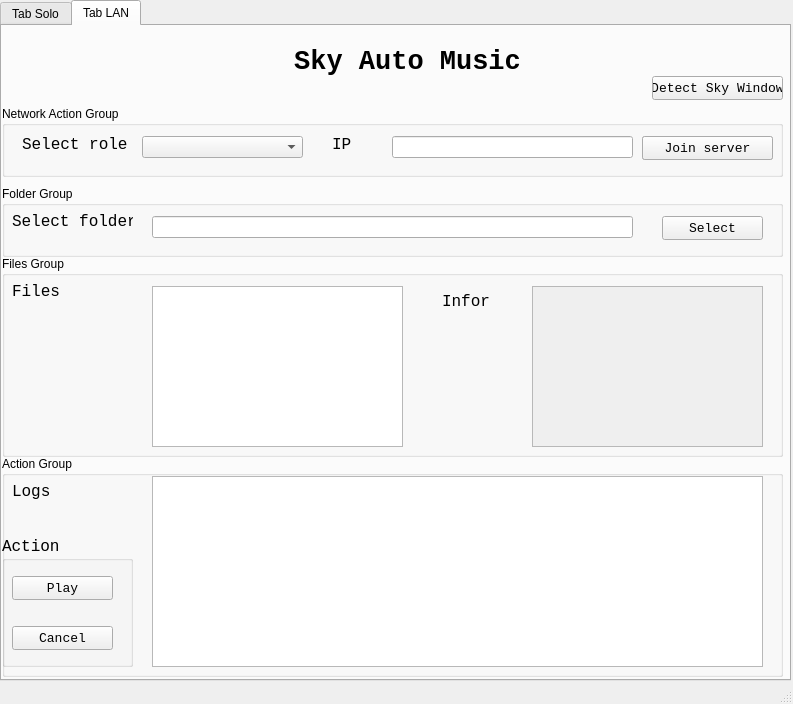
Old version of the form demo.ui in the repository Infinity9591/SkyMusicPlayer.
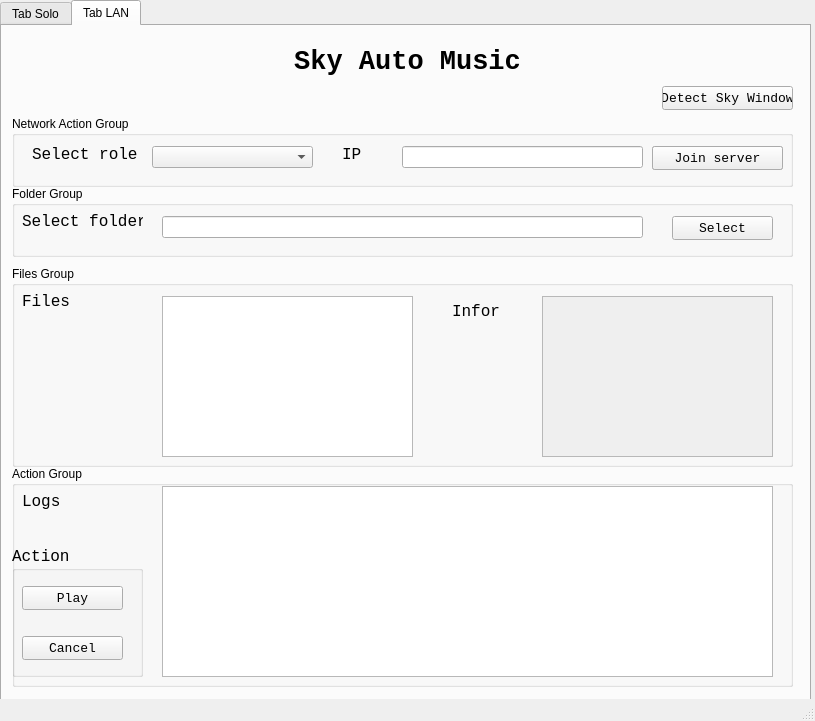
New version of the form.

Commit message: feature : adjust ui add server-client connect

```diff
--- a/demo.ui
+++ b/demo.ui
@@ -6,8 +6,8 @@
    <rect>
     <x>0</x>
     <y>0</y>
-    <width>793</width>
-    <height>704</height>
+    <width>815</width>
+    <height>721</height>
    </rect>
   </property>
   <property name="windowTitle">
@@ -19,8 +19,8 @@
      <rect>
       <x>0</x>
       <y>0</y>
-      <width>791</width>
-      <height>681</height>
+      <width>811</width>
+      <height>701</height>
      </rect>
     </property>
     <property name="currentIndex">
@@ -340,8 +340,8 @@
      <widget class="QPushButton" name="pushButtonDetectWindow_2">
       <property name="geometry">
        <rect>
-        <x>650</x>
-        <y>50</y>
+        <x>660</x>
+        <y>60</y>
         <width>131</width>
         <height>24</height>
        </rect>
@@ -359,7 +359,7 @@
      <widget class="QGroupBox" name="groupBox_5">
       <property name="geometry">
        <rect>
-        <x>0</x>
+        <x>10</x>
         <y>160</y>
         <width>781</width>
         <height>71</height>
@@ -420,8 +420,8 @@
      <widget class="QGroupBox" name="groupBox_6">
       <property name="geometry">
        <rect>
-        <x>0</x>
-        <y>80</y>
+        <x>10</x>
+        <y>90</y>
         <width>781</width>
         <height>71</height>
        </rect>
@@ -529,8 +529,8 @@
      <widget class="QGroupBox" name="groupBox_7">
       <property name="geometry">
        <rect>
-        <x>0</x>
-        <y>230</y>
+        <x>10</x>
+        <y>240</y>
         <width>781</width>
         <height>201</height>
        </rect>
@@ -606,8 +606,8 @@
      <widget class="QGroupBox" name="groupBox_8">
       <property name="geometry">
        <rect>
-        <x>0</x>
-        <y>430</y>
+        <x>10</x>
+        <y>440</y>
         <width>781</width>
         <height>221</height>
        </rect>
```
Left out of the diff: 8 changed lines with no effect on the pictures. The commit also changes 2 other files.
